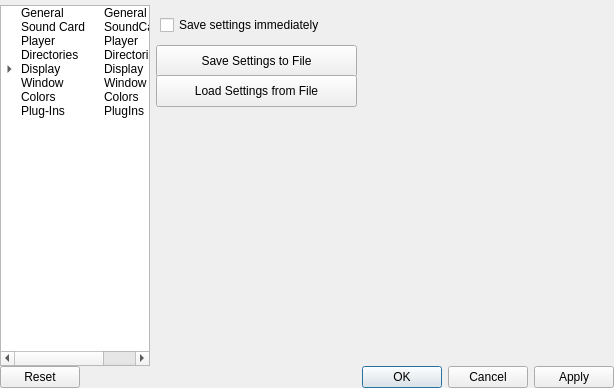
The window that ui/SetupWindow.ui (ModPlugPlayer/ModPlugPlayer) describes before a commit, drawn with Qt 5.
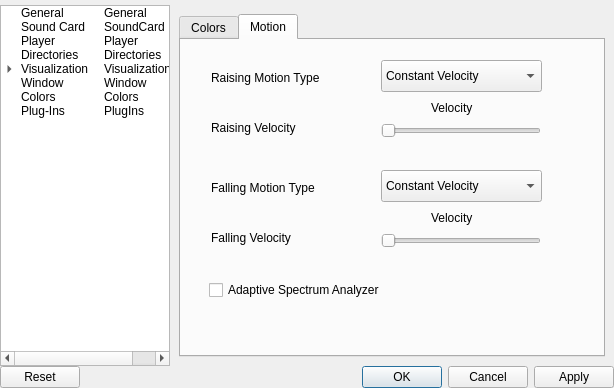
The same window after the commit. The open tabs and pages were chosen to show the change. Icons and pictures are not drawn. Custom widgets are drawn as their Qt base class.

The edit to the form file:
```diff
--- a/ui/SetupWindow.ui
+++ b/ui/SetupWindow.ui
@@ -83,13 +83,13 @@
          </property>
          <property name="minimumSize">
           <size>
-           <width>150</width>
+           <width>170</width>
            <height>0</height>
           </size>
          </property>
          <property name="maximumSize">
           <size>
-           <width>150</width>
+           <width>170</width>
            <height>16777215</height>
           </size>
          </property>
@@ -152,10 +152,10 @@
          </item>
          <item>
           <property name="text">
-           <string>Display</string>
+           <string>Visualization</string>
           </property>
           <property name="text">
-           <string>Display</string>
+           <string>Visualization</string>
           </property>
           <item>
            <property name="text">
@@ -195,7 +195,7 @@
        <item>
         <widget class="QStackedWidget" name="pages">
          <property name="currentIndex">
-          <number>0</number>
+          <number>5</number>
          </property>
          <widget class="QWidget" name="generalPage">
           <widget class="QCheckBox" name="checkBoxSaveSettingsImmediately">
@@ -1286,6 +1286,194 @@
            </layout>
           </widget>
          </widget>
+         <widget class="QWidget" name="SpectrumAnalyzerPage">
+          <layout class="QGridLayout" name="gridLayout_8">
+           <item row="0" column="0">
+            <widget class="QTabWidget" name="tabWidget">
+             <property name="currentIndex">
+              <number>0</number>
+             </property>
+             <widget class="QWidget" name="colorsTab">
+              <attribute name="title">
+               <string>Colors</string>
+              </attribute>
+             </widget>
+             <widget class="QWidget" name="motionTab">
+              <attribute name="title">
+               <string>Motion</string>
+              </attribute>
+              <widget class="QCheckBox" name="checkBox">
+               <property name="geometry">
+                <rect>
+                 <x>28</x>
+                 <y>240</y>
+                 <width>211</width>
+                 <height>20</height>
+                </rect>
+               </property>
+               <property name="text">
+                <string>Adaptive Spectrum Analyzer</string>
+               </property>
+              </widget>
+              <widget class="QLabel" name="label_21">
+               <property name="geometry">
+                <rect>
+                 <x>30</x>
+                 <y>190</y>
+                 <width>101</width>
+                 <height>16</height>
+                </rect>
+               </property>
+               <property name="text">
+                <string>Falling Velocity</string>
+               </property>
+              </widget>
+              <widget class="QLabel" name="label_4">
+               <property name="geometry">
+                <rect>
+                 <x>30</x>
+                 <y>30</y>
+                 <width>131</width>
+                 <height>16</height>
+                </rect>
+               </property>
+               <property name="text">
+                <string>Raising Motion Type</string>
+               </property>
+              </widget>
+              <widget class="QLabel" name="label_19">
+               <property name="geometry">
+                <rect>
+                 <x>30</x>
+                 <y>80</y>
+                 <width>101</width>
+                 <height>16</height>
+                </rect>
+               </property>
+               <property name="text">
+                <string>Raising Velocity</string>
+               </property>
+              </widget>
+              <widget class="QComboBox" name="comboBox_4">
+               <property name="geometry">
+                <rect>
+                 <x>200</x>
+                 <y>130</y>
+                 <width>161</width>
+                 <height>32</height>
+                </rect>
+               </property>
+               <item>
+                <property name="text">
+                 <string>Constant Velocity</string>
+                </property>
+               </item>
+               <item>
+                <property name="text">
+                 <string>Constant Acceleration</string>
+                </property>
+               </item>
+               <item>
+                <property name="text">
+                 <string>Immediate</string>
+                </property>
+               </item>
+              </widget>
+              <widget class="QLabel" name="label_20">
+               <property name="geometry">
+                <rect>
+                 <x>250</x>
+                 <y>60</y>
+                 <width>60</width>
+                 <height>16</height>
+                </rect>
+               </property>
+               <property name="text">
+                <string>Velocity</string>
+               </property>
+              </widget>
+              <widget class="QComboBox" name="comboBox_3">
+               <property name="geometry">
+                <rect>
+                 <x>200</x>
+                 <y>20</y>
+                 <width>161</width>
+                 <height>32</height>
+                </rect>
+               </property>
+               <item>
+                <property name="text">
+                 <string>Constant Velocity</string>
+                </property>
+               </item>
+               <item>
+                <property name="text">
+                 <string>Constant Acceleration</string>
+                </property>
+               </item>
+               <item>
+                <property name="text">
+                 <string>Immediate</string>
+                </property>
+               </item>
+              </widget>
+              <widget class="QLabel" name="label_18">
+               <property name="geometry">
+                <rect>
+                 <x>30</x>
+                 <y>140</y>
+                 <width>131</width>
+                 <height>16</height>
+                </rect>
+               </property>
+               <property name="text">
+                <string>Falling Motion Type</string>
+               </property>
+              </widget>
+              <widget class="QSlider" name="horizontalSlider">
+               <property name="geometry">
+                <rect>
+                 <x>200</x>
+                 <y>80</y>
+                 <width>160</width>
+                 <height>22</height>
+                </rect>
+               </property>
+               <property name="orientation">
+                <enum>Qt::Horizontal</enum>
+               </property>
+              </widget>
+              <widget class="QLabel" name="label_22">
+               <property name="geometry">
+                <rect>
+                 <x>250</x>
+                 <y>170</y>
+                 <width>60</width>
+                 <height>16</height>
+                </rect>
+               </property>
+               <property name="text">
+                <string>Velocity</string>
+               </property>
+              </widget>
+              <widget class="QSlider" name="horizontalSlider_2">
+               <property name="geometry">
+                <rect>
+                 <x>200</x>
+                 <y>190</y>
+                 <width>160</width>
+                 <height>22</height>
+                </rect>
+               </property>
+               <property name="orientation">
+                <enum>Qt::Horizontal</enum>
+               </property>
+              </widget>
+             </widget>
+            </widget>
+           </item>
+          </layout>
+         </widget>
          <widget class="QWidget" name="windowPage">
           <widget class="QGroupBox" name="groupBoxSystemTray">
            <property name="geometry">
```
Left out of the diff: 12 changed lines with no effect on the pictures.
